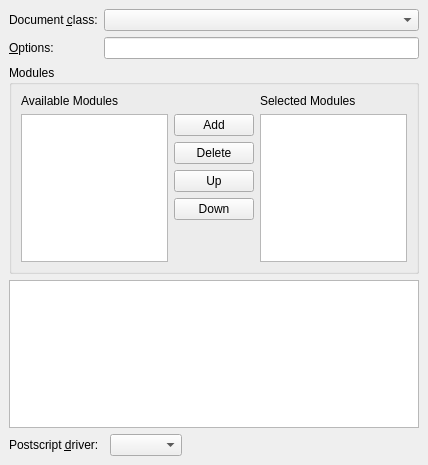
Above: src/frontends/qt4/ui/LaTeXUi.ui from cburschka/lyx before the change. Below: the same form after it.
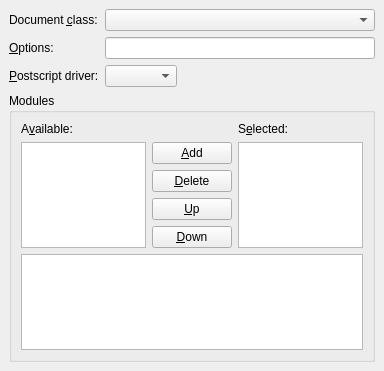
That is the form after the change.

```diff
--- a/src/frontends/qt4/ui/LaTeXUi.ui
+++ b/src/frontends/qt4/ui/LaTeXUi.ui
@@ -8,8 +8,8 @@
    <rect>
     <x>0</x>
     <y>0</y>
-    <width>428</width>
-    <height>465</height>
+    <width>384</width>
+    <height>371</height>
    </rect>
   </property>
   <property name="windowTitle" >
@@ -22,53 +22,7 @@
    <property name="spacing" >
     <number>6</number>
    </property>
-   <item row="5" column="2" colspan="2" >
-    <spacer>
-     <property name="orientation" >
-      <enum>Qt::Vertical</enum>
-     </property>
-     <property name="sizeHint" >
-      <size>
-       <width>84</width>
-       <height>41</height>
-      </size>
-     </property>
-    </spacer>
-   </item>
-   <item row="4" column="3" >
-    <spacer>
-     <property name="orientation" >
-      <enum>Qt::Horizontal</enum>
-     </property>
-     <property name="sizeHint" >
-      <size>
-       <width>261</width>
-       <height>22</height>
-      </size>
-     </property>
-    </spacer>
-   </item>
-   <item row="4" column="2" >
-    <widget class="QComboBox" name="psdriverCO" >
-     <property name="duplicatesEnabled" >
-      <bool>false</bool>
-     </property>
-    </widget>
-   </item>
-   <item row="4" column="0" colspan="2" >
-    <widget class="QLabel" name="psdriverL" >
-     <property name="text" >
-      <string>Postscript &amp;driver:</string>
-     </property>
-     <property name="buddy" >
-      <cstring>psdriverCO</cstring>
-     </property>
-    </widget>
-   </item>
-   <item row="3" column="0" colspan="4" >
-    <widget class="QTextBrowser" name="infoML" />
-   </item>
-   <item row="2" column="0" colspan="4" >
+   <item row="3" column="0" colspan="3" >
     <widget class="QGroupBox" name="modulesGB" >
      <property name="title" >
       <string>Modules</string>
@@ -80,61 +34,8 @@
       <property name="spacing" >
        <number>6</number>
       </property>
-      <item row="0" column="0" >
-       <widget class="QLabel" name="availmodL" >
-        <property name="text" >
-         <string>Available Modules</string>
-        </property>
-       </widget>
-      </item>
-      <item row="0" column="2" >
-       <widget class="QLabel" name="selmodL" >
-        <property name="text" >
-         <string>Selected Modules</string>
-        </property>
-       </widget>
-      </item>
-      <item rowspan="5" row="1" column="0" >
-       <widget class="QListView" name="availableLV" >
-        <property name="editTriggers" >
-         <set>QAbstractItemView::NoEditTriggers</set>
-        </property>
-       </widget>
-      </item>
-      <item row="1" column="1" >
-       <widget class="QPushButton" name="addPB" >
-        <property name="text" >
-         <string>Add</string>
-        </property>
-       </widget>
-      </item>
-      <item rowspan="5" row="1" column="2" >
-       <widget class="QListView" name="selectedLV" >
-        <property name="editTriggers" >
-         <set>QAbstractItemView::NoEditTriggers</set>
-        </property>
-       </widget>
-      </item>
-      <item row="2" column="1" >
-       <widget class="QPushButton" name="deletePB" >
-        <property name="text" >
-         <string>Delete</string>
-        </property>
-       </widget>
-      </item>
-      <item row="3" column="1" >
-       <widget class="QPushButton" name="upPB" >
-        <property name="text" >
-         <string>Up</string>
-        </property>
-       </widget>
-      </item>
-      <item row="4" column="1" >
-       <widget class="QPushButton" name="downPB" >
-        <property name="text" >
-         <string>Down</string>
-        </property>
-       </widget>
+      <item row="6" column="0" colspan="3" >
+       <widget class="QTextBrowser" name="infoML" />
       </item>
       <item row="5" column="1" >
        <spacer>
@@ -144,29 +45,118 @@
         <property name="sizeHint" >
          <size>
           <width>80</width>
-          <height>46</height>
+          <height>16</height>
          </size>
         </property>
        </spacer>
       </item>
+      <item row="4" column="1" >
+       <widget class="QPushButton" name="downPB" >
+        <property name="text" >
+         <string>&amp;Down</string>
+        </property>
+       </widget>
+      </item>
+      <item row="3" column="1" >
+       <widget class="QPushButton" name="upPB" >
+        <property name="text" >
+         <string>&amp;Up</string>
+        </property>
+       </widget>
+      </item>
+      <item row="2" column="1" >
+       <widget class="QPushButton" name="deletePB" >
+        <property name="text" >
+         <string>&amp;Delete</string>
+        </property>
+       </widget>
+      </item>
+      <item rowspan="5" row="1" column="2" >
+       <widget class="QListView" name="selectedLV" >
+        <property name="editTriggers" >
+         <set>QAbstractItemView::NoEditTriggers</set>
+        </property>
+       </widget>
+      </item>
+      <item row="1" column="1" >
+       <widget class="QPushButton" name="addPB" >
+        <property name="text" >
+         <string>&amp;Add</string>
+        </property>
+       </widget>
+      </item>
+      <item rowspan="5" row="1" column="0" >
+       <widget class="QListView" name="availableLV" >
+        <property name="editTriggers" >
+         <set>QAbstractItemView::NoEditTriggers</set>
+        </property>
+       </widget>
+      </item>
+      <item row="0" column="2" >
+       <widget class="QLabel" name="selmodL" >
+        <property name="text" >
+         <string>S&amp;elected:</string>
+        </property>
+        <property name="buddy" >
+         <cstring>selectedLV</cstring>
+        </property>
+       </widget>
+      </item>
+      <item row="0" column="0" >
+       <widget class="QLabel" name="availmodL" >
+        <property name="text" >
+         <string>A&amp;vailable:</string>
+        </property>
+        <property name="buddy" >
+         <cstring>availableLV</cstring>
+        </property>
+       </widget>
+      </item>
      </layout>
     </widget>
    </item>
-   <item row="1" column="1" colspan="3" >
-    <widget class="QLineEdit" name="optionsLE" />
+   <item row="2" column="1" >
+    <widget class="QComboBox" name="psdriverCO" >
+     <property name="duplicatesEnabled" >
+      <bool>false</bool>
+     </property>
+    </widget>
    </item>
-   <item row="1" column="0" >
-    <widget class="QLabel" name="optionsL" >
+   <item row="2" column="0" >
+    <widget class="QLabel" name="psdriverL" >
      <property name="text" >
-      <string>&amp;Options:</string>
+      <string>&amp;Postscript driver:</string>
      </property>
      <property name="buddy" >
       <cstring>optionsLE</cstring>
      </property>
     </widget>
    </item>
-   <item row="0" column="1" colspan="3" >
-    <widget class="QComboBox" name="classCO" />
+   <item row="2" column="2" >
+    <spacer>
+     <property name="orientation" >
+      <enum>Qt::Horizontal</enum>
+     </property>
+     <property name="sizeHint" >
+      <size>
+       <width>261</width>
+       <height>22</height>
+      </size>
+     </property>
+    </spacer>
+   </item>
+   <item row="4" column="1" colspan="2" >
+    <spacer>
+     <property name="orientation" >
+      <enum>Qt::Vertical</enum>
+     </property>
+     <property name="sizeHint" >
+      <size>
+       <width>84</width>
+       <height>41</height>
+      </size>
+     </property>
+    </spacer>
    </item>
    <item row="0" column="0" >
     <widget class="QLabel" name="classL" >
@@ -178,6 +168,22 @@
      </property>
     </widget>
    </item>
+   <item row="0" column="1" colspan="2" >
+    <widget class="QComboBox" name="classCO" />
+   </item>
+   <item row="1" column="0" >
+    <widget class="QLabel" name="optionsL" >
+     <property name="text" >
+      <string>&amp;Options:</string>
+     </property>
+     <property name="buddy" >
+      <cstring>optionsLE</cstring>
+     </property>
+    </widget>
+   </item>
+   <item row="1" column="1" colspan="2" >
+    <widget class="QLineEdit" name="optionsLE" />
+   </item>
   </layout>
  </widget>
  <pixmapfunction></pixmapfunction>
```
Left out of the diff: 8 changed lines with no effect on the pictures.
